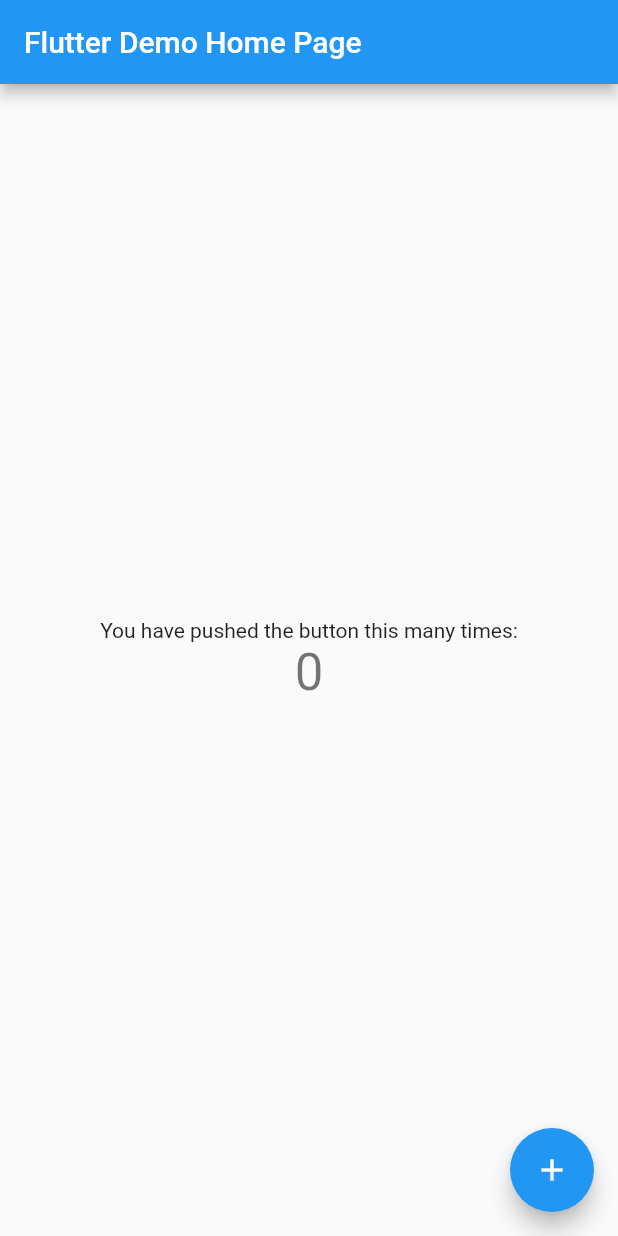
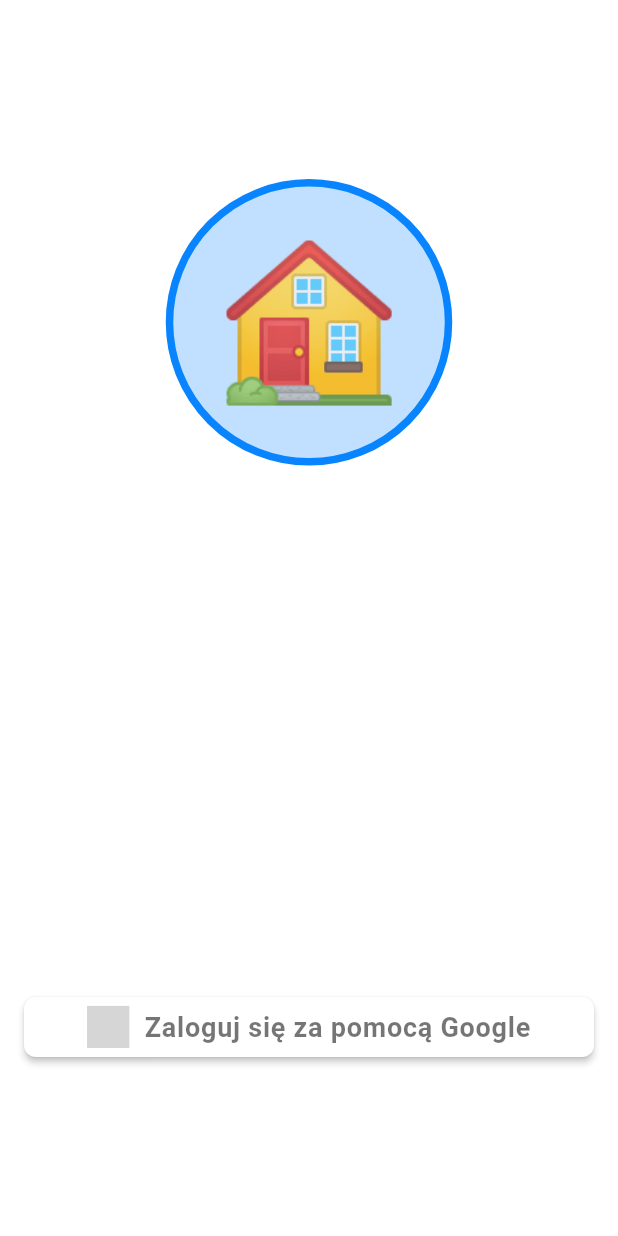
Before and after one commit to darthwentyl/noticeboard_app_flutter, a Flutter app: the screen it shows after launch, on a phone screen of 412 x 824 dp. Run offline on Flutter 3.47's test engine with Material 2 defaults, Android fonts, the light colour scheme and no system bars; our stand-ins replace auth_buttons; Roboto replaces fonts that are missing (Cabin); grey boxes are pictures that could not be loaded.

Commit message:
Login page

```diff
--- /dev/null
+++ b/lib/designs/app_colors.dart
@@ -0,0 +1,8 @@
+import 'package:flutter/material.dart';
+
+class AppColors {
+  static const Color mainBackground = Color(0xFF12171f);
+  static const Color loginTitle = Color(0xFFFFFFFF);
+  static const Color authBackgroundHouseEmoji = Color(0x400884FF);
+  static const Color authBorderHouseEmoji = Color(0xFF0884FF);
+}
--- /dev/null
+++ b/lib/designs/app_strings.dart
@@ -0,0 +1,6 @@
+class AppStrings {
+  static const String appleLoginText = "Zaloguj się za pomocą Apple";
+  static const String googleLoginText = "Zaloguj się za pomocą Google";
+  static const String unknownLoginText = "Nie znany system";
+  static const String loginTitle = "Jagodno\n Mieszkańcy";
+}
--- /dev/null
+++ b/lib/designs/app_theme.dart
@@ -0,0 +1,11 @@
+import 'package:flutter/material.dart';
+import 'package:noticeboard/designs/app_colors.dart';
+
+class AppTheme {
+  static ThemeData build(BuildContext context) {
+    return ThemeData(
+      fontFamily: "Cabin",
+      scaffoldBackgroundColor: AppColors.mainBackground,
+    );
+  }
+}
--- a/lib/main.dart
+++ b/lib/main.dart
@@ -1,115 +1,20 @@
 import 'package:flutter/material.dart';
+import 'package:noticeboard/designs/app_theme.dart';
+import 'package:noticeboard/pages/login_page.dart';
 
 void main() {
-  runApp(const MyApp());
+  runApp(const NoticeBoardApp());
 }
 
-class MyApp extends StatelessWidget {
-  const MyApp({Key? key}) : super(key: key);
+class NoticeBoardApp extends StatelessWidget {
+  const NoticeBoardApp({Key? key}) : super(key: key);
 
   // This widget is the root of your application.
   @override
   Widget build(BuildContext context) {
     return MaterialApp(
-      title: 'Flutter Demo',
-      theme: ThemeData(
-        // This is the theme of your application.
-        //
-        // Try running your application with "flutter run". You'll see the
-        // application has a blue toolbar. Then, without quitting the app, try
-        // changing the primarySwatch below to Colors.green and then invoke
-        // "hot reload" (press "r" in the console where you ran "flutter run",
-        // or simply save your changes to "hot reload" in a Flutter IDE).
-        // Notice that the counter didn't reset back to zero; the application
-        // is not restarted.
-        primarySwatch: Colors.blue,
-      ),
-      home: const MyHomePage(title: 'Flutter Demo Home Page'),
+      theme: AppTheme.build(context),
+      home: const LoginPage(),
     );
   }
 }
-
-class MyHomePage extends StatefulWidget {
-  const MyHomePage({Key? key, required this.title}) : super(key: key);
-
-  // This widget is the home page of your application. It is stateful, meaning
-  // that it has a State object (defined below) that contains fields that affect
-  // how it looks.
-
-  // This class is the configuration for the state. It holds the values (in this
-  // case the title) provided by the parent (in this case the App widget) and
-  // used by the build method of the State. Fields in a Widget subclass are
-  // always marked "final".
-
-  final String title;
-
-  @override
-  State<MyHomePage> createState() => _MyHomePageState();
-}
-
-class _MyHomePageState extends State<MyHomePage> {
-  int _counter = 0;
-
-  void _incrementCounter() {
-    setState(() {
-      // This call to setState tells the Flutter framework that something has
-      // changed in this State, which causes it to rerun the build method below
-      // so that the display can reflect the updated values. If we changed
-      // _counter without calling setState(), then the build method would not be
-      // called again, and so nothing would appear to happen.
-      _counter++;
-    });
-  }
-
-  @override
-  Widget build(BuildContext context) {
-    // This method is rerun every time setState is called, for instance as done
-    // by the _incrementCounter method above.
-    //
-    // The Flutter framework has been optimized to make rerunning build methods
-    // fast, so that you can just rebuild anything that needs updating rather
-    // than having to individually change instances of widgets.
-    return Scaffold(
-      appBar: AppBar(
-        // Here we take the value from the MyHomePage object that was created by
-        // the App.build method, and use it to set our appbar title.
-        title: Text(widget.title),
-      ),
-      body: Center(
-        // Center is a layout widget. It takes a single child and positions it
-        // in the middle of the parent.
-        child: Column(
-          // Column is also a layout widget. It takes a list of children and
-          // arranges them vertically. By default, it sizes itself to fit its
-          // children horizontally, and tries to be as tall as its parent.
-          //
-          // Invoke "debug painting" (press "p" in the console, choose the
-          // "Toggle Debug Paint" action from the Flutter Inspector in Android
-          // Studio, or the "Toggle Debug Paint" command in Visual Studio Code)
-          // to see the wireframe for each widget.
-          //
-          // Column has various properties to control how it sizes itself and
-          // how it positions its children. Here we use mainAxisAlignment to
-          // center the children vertically; the main axis here is the vertical
-          // axis because Columns are vertical (the cross axis would be
-          // horizontal).
-          mainAxisAlignment: MainAxisAlignment.center,
-          children: <Widget>[
-            const Text(
-              'You have pushed the button this many times:',
-            ),
-            Text(
-              '$_counter',
-              style: Theme.of(context).textTheme.headline4,
-            ),
-          ],
-        ),
-      ),
-      floatingActionButton: FloatingActionButton(
-        onPressed: _incrementCounter,
-        tooltip: 'Increment',
-        child: const Icon(Icons.add),
-      ), // This trailing comma makes auto-formatting nicer for build methods.
-    );
-  }
-}
--- /dev/null
+++ b/lib/pages/login_page.dart
@@ -0,0 +1,16 @@
+import 'package:flutter/material.dart';
+import 'package:noticeboard/widgets/authentication_layout.dart';
+
+class LoginPage extends StatefulWidget {
+  const LoginPage({Key? key}) : super(key: key);
+
+  @override
+  State<StatefulWidget> createState() => _LoginPageState();
+}
+
+class _LoginPageState extends State<LoginPage> {
+  @override
+  Widget build(BuildContext context) {
+    return const AuthenticationLayout();
+  }
+}
--- /dev/null
+++ b/lib/widgets/authentication_layout.dart
@@ -0,0 +1,95 @@
+import 'dart:io';
+
+import 'package:auth_buttons/auth_buttons.dart';
+import 'package:flutter/material.dart';
+import 'package:noticeboard/designs/app_colors.dart';
+import 'package:noticeboard/designs/app_strings.dart';
+
+class AuthenticationLayout extends StatelessWidget {
+  const AuthenticationLayout({Key? key}) : super(key: key);
+
+  @override
+  Widget build(BuildContext context) {
+    return Padding(
+      padding: const EdgeInsets.all(16.0),
+      child: Column(
+        mainAxisAlignment: MainAxisAlignment.spaceBetween,
+        crossAxisAlignment: CrossAxisAlignment.stretch,
+        children: [
+          _emptySizedBox(),
+          _houseEmoji(5.0),
+          _loginTitle(),
+          _emptySizedBox(),
+          _chooseAuthButton(),
+          _emptySizedBox(),
+        ],
+      ),
+    );
+  }
+
+  _houseEmoji(double borderWidth) {
+    return Center(
+      child: Container(
+        padding: const EdgeInsets.all(32.0),
+        decoration: BoxDecoration(
+          shape: BoxShape.circle,
+          border: Border.symmetric(
+            horizontal: BorderSide(
+              color: AppColors.authBorderHouseEmoji,
+              width: borderWidth,
+            ),
+            vertical: BorderSide(
+              color: AppColors.authBorderHouseEmoji,
+              width: borderWidth,
+            ),
+          ),
+          color: AppColors.authBackgroundHouseEmoji,
+        ),
+        child: const Text(
+          "🏠",
+          style: TextStyle(
+            fontSize: 100.0,
+            decoration: TextDecoration.none,
+          ),
+        ),
+      ),
+    );
+  }
+
+  _loginTitle() {
+    return const Text(
+      AppStrings.loginTitle,
+      textAlign: TextAlign.center,
+      style: TextStyle(
+        fontSize: 32.0,
+        color: AppColors.loginTitle,
+        decoration: TextDecoration.none,
+      ),
+    );
+  }
+
+  _emptySizedBox() {
+    return const SizedBox(
+      height: 16.0,
+    );
+  }
+
+  _chooseAuthButton() {
+    if (Platform.isAndroid) {
+      return GoogleAuthButton(
+        text: AppStrings.googleLoginText,
+        onPressed: () {},
+      );
+    } else if (Platform.isIOS) {
+      return AppleAuthButton(
+        text: AppStrings.appleLoginText,
+        onPressed: () {},
+      );
+    } else {
+      return const Text(
+        AppStrings.unknownLoginText,
+        textAlign: TextAlign.center,
+      );
+    }
+  }
+}
--- a/pubspec.yaml
+++ b/pubspec.yaml
@@ -27,6 +27,7 @@
 # the latest version available on pub.dev. To see which dependencies have newer
 # versions available, run `flutter pub outdated`.
 dependencies:
+  auth_buttons: ^1.0.0
   flutter:
     sdk: flutter
 
```
Also changed, not shown: pubspec.lock, 1 other file.
